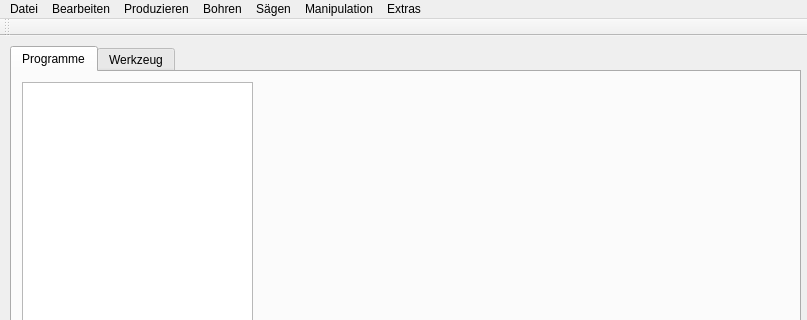
Above: mainwindow.ui from TischlerWilly/iwop before the change; both pictures show x 0 to 807 and y 0 to 320 of the 807 by 618 pixel window. Below: the same form after it.
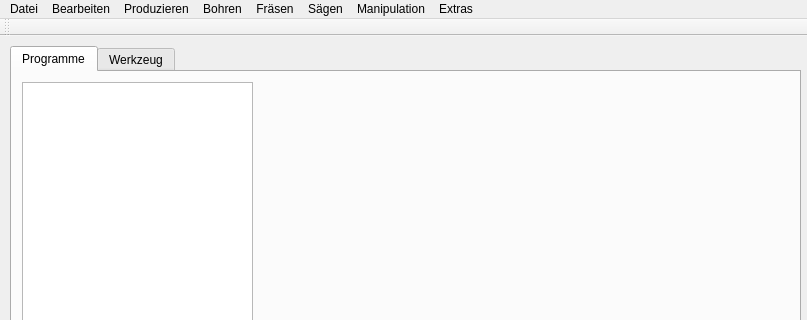
That is the form after the change.

Diff of the .ui file:
```diff
--- a/mainwindow.ui
+++ b/mainwindow.ui
@@ -198,10 +198,17 @@
     </property>
     <addaction name="actionMakeNut"/>
    </widget>
+   <widget class="QMenu" name="menuFr_sen">
+    <property name="title">
+     <string>Fräsen</string>
+    </property>
+    <addaction name="actionMakeKreistasche"/>
+   </widget>
    <addaction name="menuDatei"/>
    <addaction name="menuBearbeiten"/>
    <addaction name="menuProduzieren"/>
    <addaction name="menuBohren"/>
+   <addaction name="menuFr_sen"/>
    <addaction name="menuS_gen"/>
    <addaction name="menuManipulation"/>
    <addaction name="menuExtras"/>
```
Left out of the diff: 5 changed lines with no effect on the pictures.
